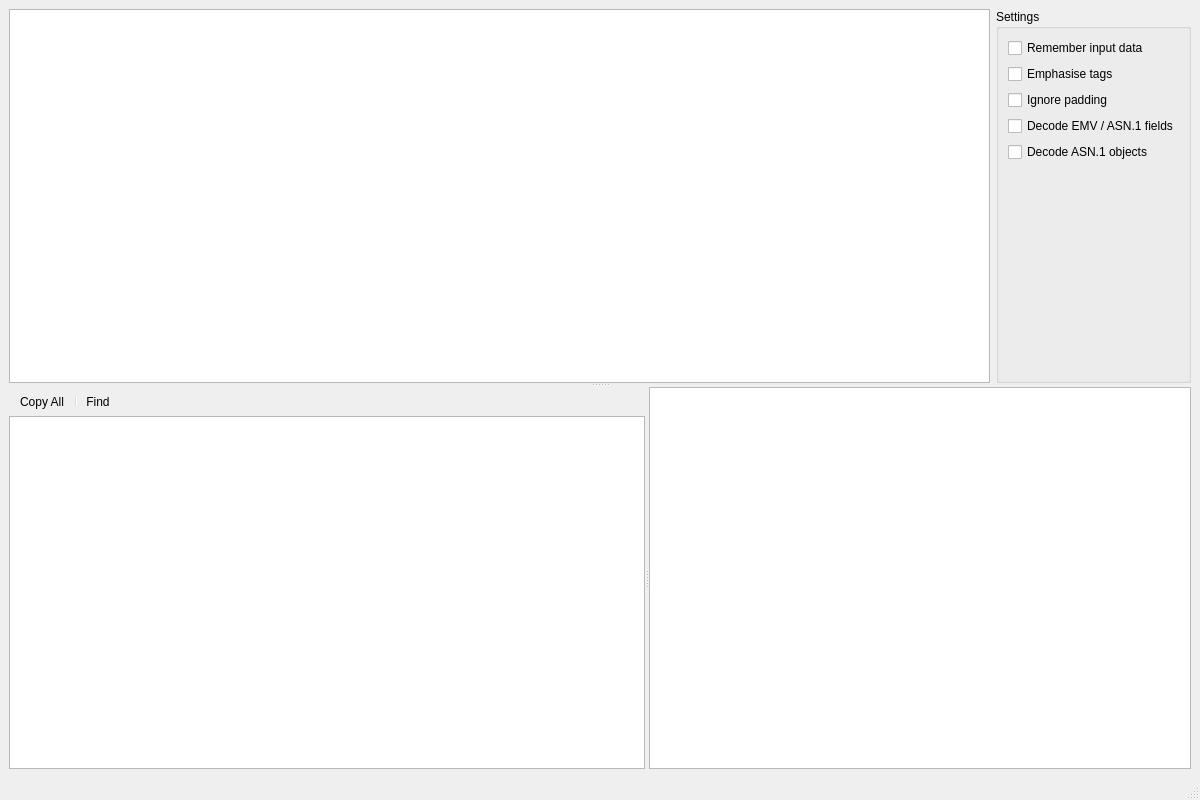
This is viewer/emv-viewer-mainwindow.ui in openemv/emv-utils as Qt 5 draws it before an edit. The edited form follows.
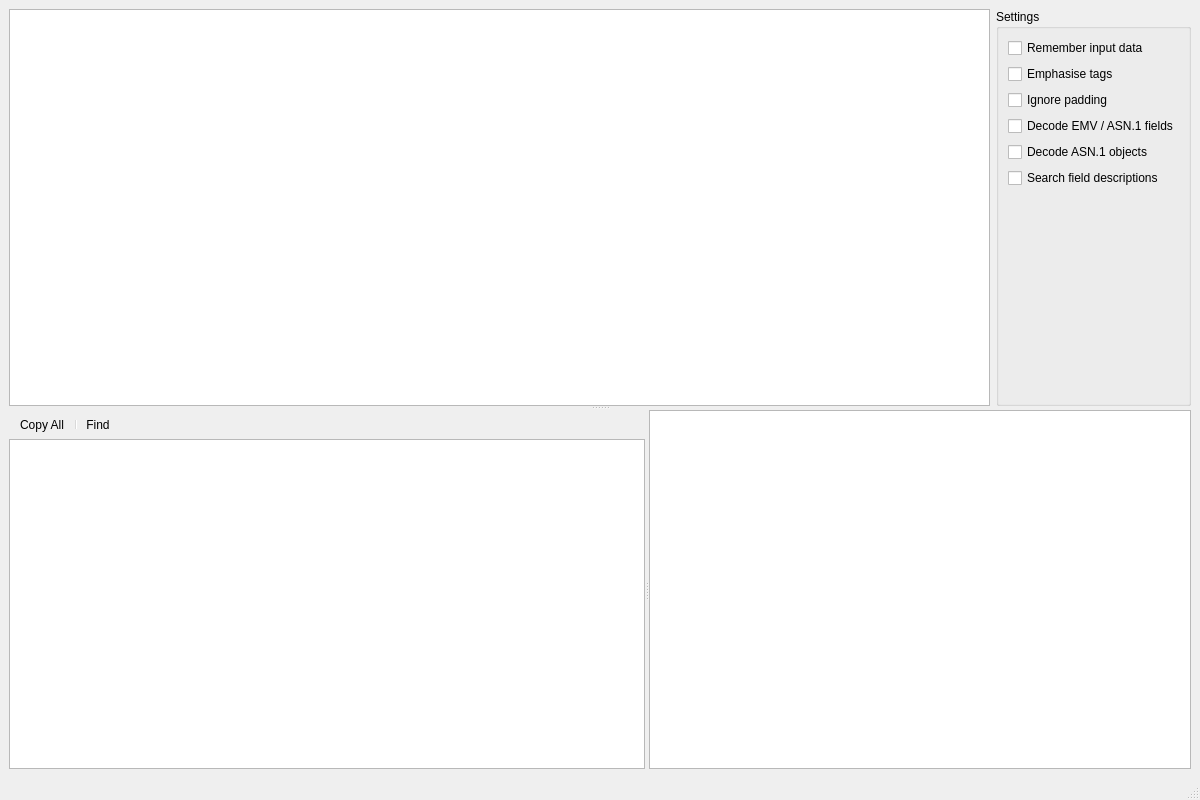
This is the edited form. Icons and pictures are not drawn. Custom widgets are drawn as their Qt base class.

Commit message: Implement search descriptions checkbox for emv-viewer

```diff
--- a/viewer/emv-viewer-mainwindow.ui
+++ b/viewer/emv-viewer-mainwindow.ui
@@ -99,6 +99,16 @@
              </property>
             </widget>
            </item>
+           <item>
+            <widget class="QCheckBox" name="searchDescriptionsCheckBox">
+             <property name="toolTip">
+              <string>&lt;html&gt;&lt;head/&gt;&lt;body&gt;&lt;p&gt;Include field descriptions when searching. Otherwise only search field tags, names and decoded values.&lt;/p&gt;&lt;/body&gt;&lt;/html&gt;</string>
+             </property>
+             <property name="text">
+              <string>Search field descriptions</string>
+             </property>
+            </widget>
+           </item>
            <item>
             <spacer name="settingsVerticalSpacer">
              <property name="orientation">
```
The commit also changes 2 other files.
